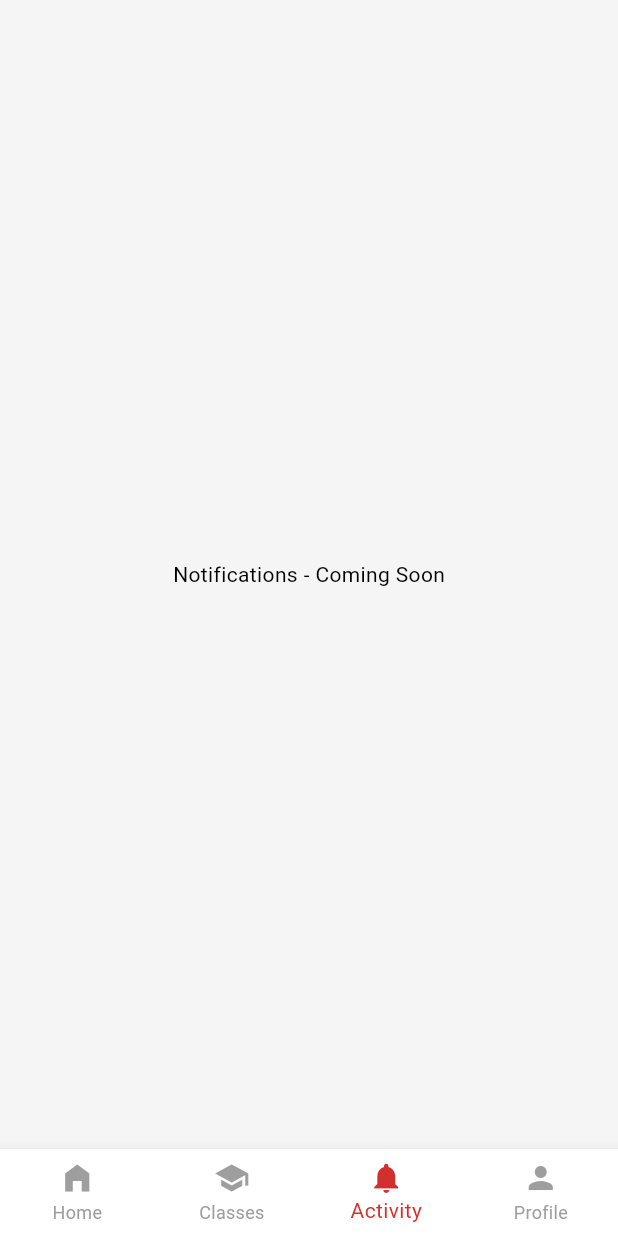
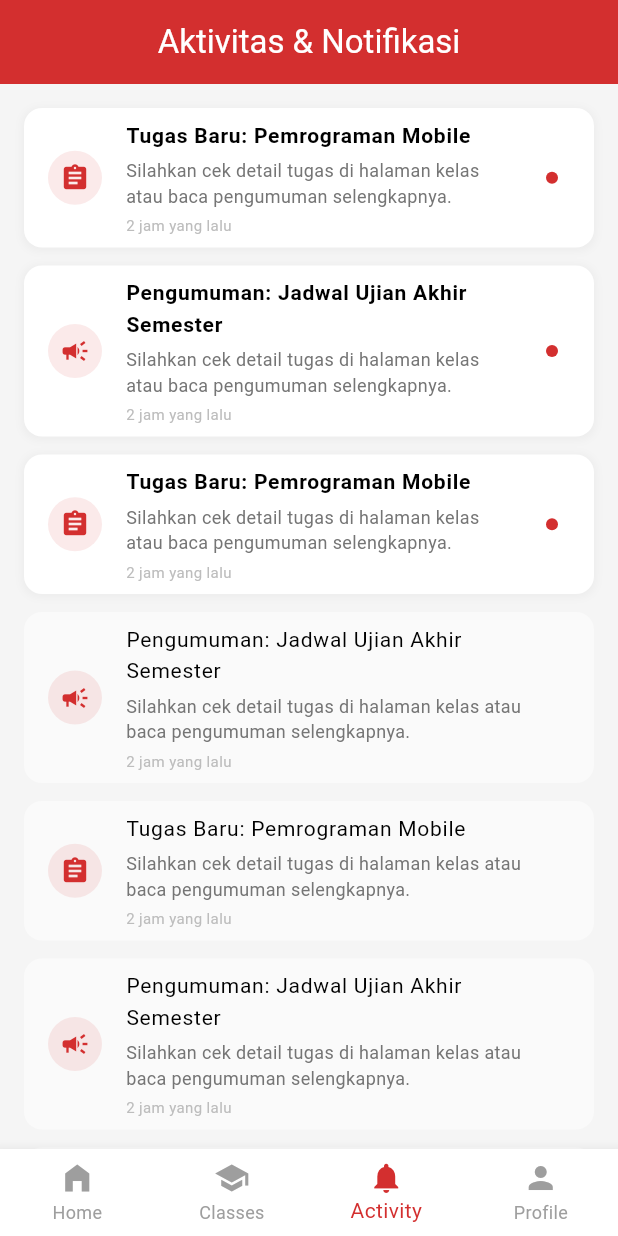
Before and after one commit to mohalimurtado/eduflow, a Flutter app: the MainNavigation screen opened directly, item 3 of the bottom bar chosen, on a phone screen of 412 x 824 dp. Run offline on Flutter 3.47's test engine with Material 3 defaults, Android fonts, the phone set to English and light mode, and no system bars.

Commit message:
Notification Screen: Halaman Aktivitas (Tab ke-3) menampilkan notifikasi tugas dan pengumuman.Announcement Screen: Halaman daftar pengumuman dan detail pengumuman.Integrasi: Tab Activity di navigasi bawah sekarang membuka Notification Screen.

```diff
--- a/lib/screens/main_navigation.dart
+++ b/lib/screens/main_navigation.dart
@@ -1,8 +1,7 @@
 import 'package:flutter/material.dart';
 import 'home_screen.dart';
 import 'my_classes_screen.dart';
-// Will import other screens as they are created
-// import 'notification_screen.dart';
+import 'notification/notification_screen.dart';
 // import 'notification_screen.dart';
 // import 'profile_screen.dart';
 import '../theme/app_colors.dart';
@@ -22,7 +21,7 @@ class _MainNavigationState extends State<MainNavigation> {
   final List<Widget> _screens = [
     const HomeScreen(),
     const MyClassesScreen(), // Use actual screen
-    const Scaffold(body: Center(child: Text('Notifications - Coming Soon'))), // Placeholder
+    const NotificationScreen(), // Use actual screen
     const Scaffold(body: Center(child: Text('Profile - Coming Soon'))), // Placeholder
   ];
 
--- /dev/null
+++ b/lib/screens/notification/notification_screen.dart
@@ -0,0 +1,98 @@
+import 'package:flutter/material.dart';
+import '../../theme/app_colors.dart';
+
+class NotificationScreen extends StatelessWidget {
+  const NotificationScreen({super.key});
+
+  @override
+  Widget build(BuildContext context) {
+    return Scaffold(
+      backgroundColor: const Color(0xFFF5F5F5),
+      appBar: AppBar(
+        title: const Text('Aktivitas & Notifikasi'),
+        backgroundColor: AppColors.primary,
+        foregroundColor: Colors.white,
+        automaticallyImplyLeading: false, // Because it's a main tab
+      ),
+      body: ListView.builder(
+        padding: const EdgeInsets.all(16),
+        itemCount: 8,
+        itemBuilder: (context, index) {
+          return _buildNotificationItem(index);
+        },
+      ),
+    );
+  }
+
+  Widget _buildNotificationItem(int index) {
+    final bool isUnread = index < 3;
+    return Container(
+      margin: const EdgeInsets.only(bottom: 12),
+      decoration: BoxDecoration(
+        color: isUnread ? Colors.white : Colors.grey[50],
+        borderRadius: BorderRadius.circular(12),
+        boxShadow: isUnread
+            ? [
+                BoxShadow(
+                  color: Colors.grey.withOpacity(0.1),
+                  spreadRadius: 1,
+                  blurRadius: 4,
+                  offset: const Offset(0, 1),
+                ),
+              ]
+            : null,
+      ),
+      child: ListTile(
+        leading: Container(
+          padding: const EdgeInsets.all(8),
+          decoration: BoxDecoration(
+            color: AppColors.primary.withOpacity(0.1),
+            shape: BoxShape.circle,
+          ),
+          child: Icon(
+            index % 2 == 0 ? Icons.assignment : Icons.campaign,
+            color: AppColors.primary,
+            size: 20,
+          ),
+        ),
+        title: Text(
+          index % 2 == 0
+              ? 'Tugas Baru: Pemrograman Mobile'
+              : 'Pengumuman: Jadwal Ujian Akhir Semester',
+          style: TextStyle(
+            fontWeight: isUnread ? FontWeight.bold : FontWeight.normal,
+            fontSize: 14,
+          ),
+        ),
+        subtitle: Column(
+          crossAxisAlignment: CrossAxisAlignment.start,
+          children: [
+            const SizedBox(height: 4),
+            Text(
+              'Silahkan cek detail tugas di halaman kelas atau baca pengumuman selengkapnya.',
+              maxLines: 2,
+              overflow: TextOverflow.ellipsis,
+              style: TextStyle(fontSize: 12, color: Colors.grey[600]),
+            ),
+            const SizedBox(height: 4),
+            Text(
+              '2 jam yang lalu',
+              style: TextStyle(fontSize: 10, color: Colors.grey[400]),
+            ),
+          ],
+        ),
+        trailing: isUnread
+            ? Container(
+                width: 8,
+                height: 8,
+                decoration: const BoxDecoration(
+                  color: AppColors.primary,
+                  shape: BoxShape.circle,
+                ),
+              )
+            : null,
+        onTap: () {},
+      ),
+    );
+  }
+}
```
Also changed, not shown: lib/screens/announcement/announcement_screen.dart (added, +139 -0 lines).
